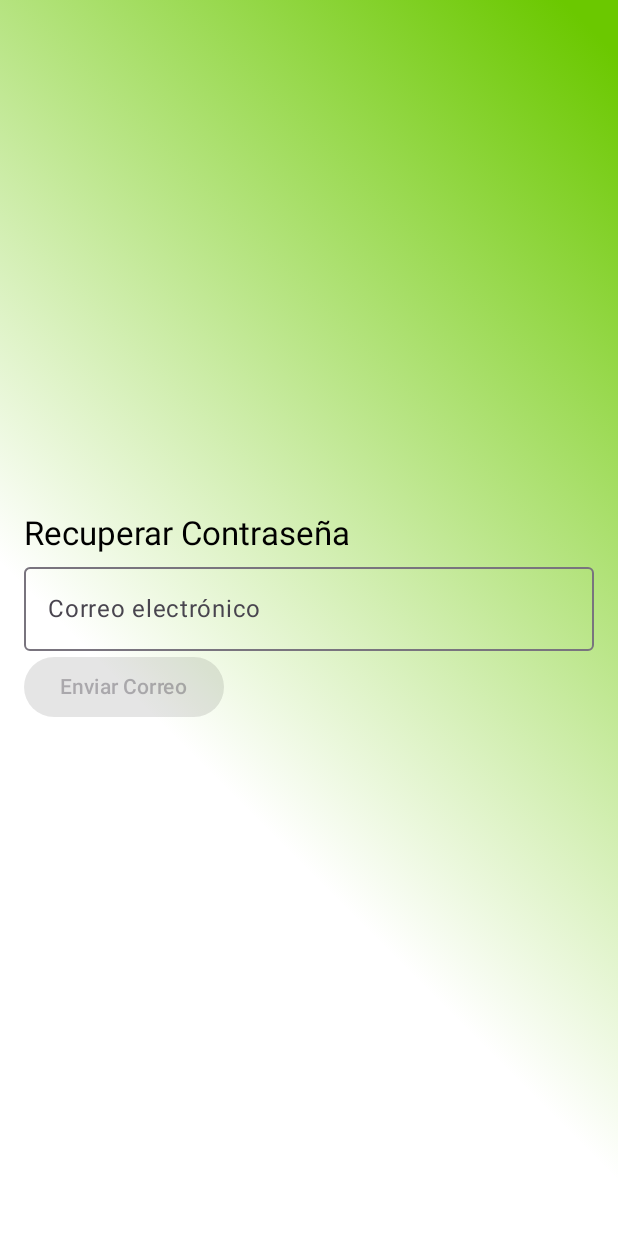
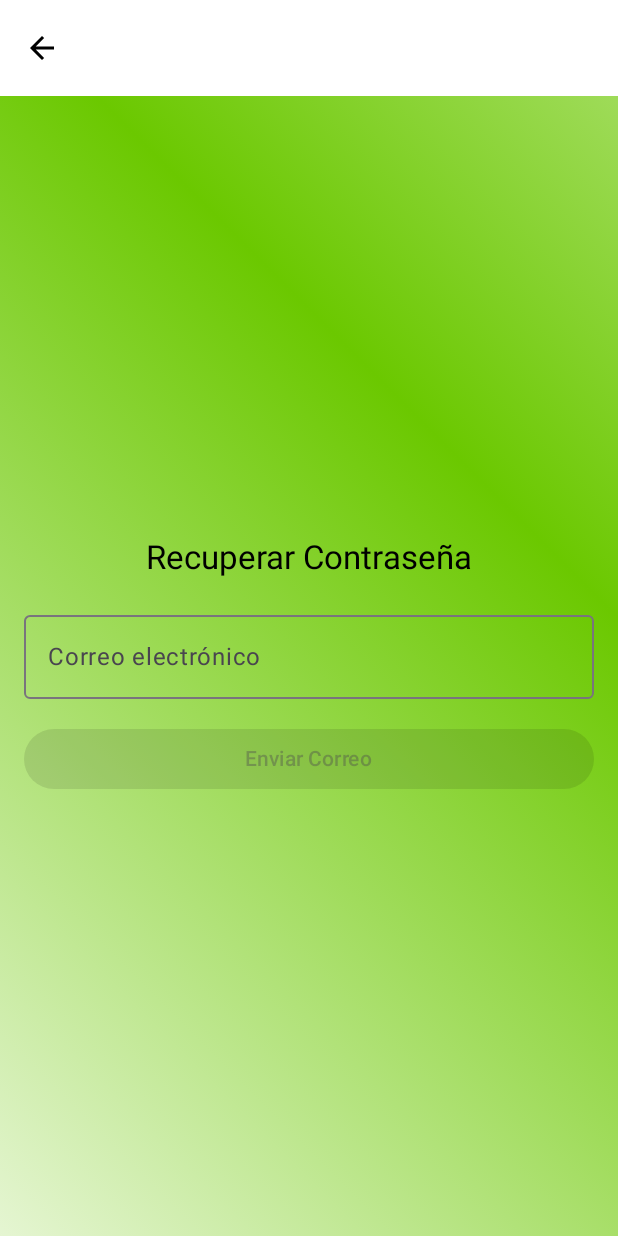
Before and after one commit to proyectogrupolinkia/HealthApp, an Android app built with Jetpack Compose: the PasswordResetScreen screen opened through its navigation route, on a phone screen of 412 x 824 dp. Run offline under Robolectric (Android 15) with nearby library versions, the phone set to English and light mode, and no system bars; our stand-ins replace Dagger/Hilt's generated code, Firebase (no records; nobody signed in at launch, a user with empty details on screens opened directly).

Commit message:
Mejoramo passwordscreen

```diff
--- a/app/src/main/java/com/tusalud/healthapp/presentation/reset/PasswordResetScreen.kt
+++ b/app/src/main/java/com/tusalud/healthapp/presentation/reset/PasswordResetScreen.kt
@@ -1,30 +1,16 @@
 package com.tusalud.healthapp.presentation.reset
 
 import androidx.compose.animation.AnimatedVisibility
-import androidx.compose.animation.core.LinearEasing
-import androidx.compose.animation.core.RepeatMode
-import androidx.compose.animation.core.animateFloatAsState
-import androidx.compose.animation.core.infiniteRepeatable
-import androidx.compose.animation.core.tween
+import androidx.compose.animation.core.*
 import androidx.compose.animation.fadeIn
 import androidx.compose.animation.slideInVertically
 import androidx.compose.foundation.background
-import androidx.compose.foundation.layout.Box
-import androidx.compose.foundation.layout.BoxScope
-import androidx.compose.foundation.layout.Column
-import androidx.compose.foundation.layout.fillMaxSize
-import androidx.compose.foundation.layout.fillMaxWidth
-import androidx.compose.foundation.layout.padding
-import androidx.compose.material3.Button
-import androidx.compose.material3.MaterialTheme
-import androidx.compose.material3.OutlinedTextField
-import androidx.compose.material3.Text
-import androidx.compose.material3.TextField
-import androidx.compose.runtime.Composable
-import androidx.compose.runtime.getValue
-import androidx.compose.runtime.mutableStateOf
-import androidx.compose.runtime.remember
-import androidx.compose.runtime.setValue
+import androidx.compose.foundation.layout.*
+import androidx.compose.foundation.text.KeyboardOptions
+import androidx.compose.material3.*
+import androidx.compose.material.icons.Icons
+import androidx.compose.material.icons.filled.ArrowBack
+import androidx.compose.runtime.*
 import androidx.compose.ui.Alignment
 import androidx.compose.ui.Modifier
 import androidx.compose.ui.geometry.Offset
@@ -33,33 +19,55 @@ import androidx.compose.ui.graphics.Color
 import androidx.compose.ui.unit.dp
 import androidx.compose.ui.unit.sp
 import androidx.hilt.navigation.compose.hiltViewModel
-import androidx.navigation.NavController
 import androidx.navigation.NavHostController
-import com.tusalud.healthapp.presentation.login.AnimatedGradientBackground
 import com.tusalud.healthapp.presentation.login.LoginViewModel
 
+@OptIn(ExperimentalMaterial3Api::class)
 @Composable
 fun PasswordResetScreen(navController: NavHostController, viewModel: LoginViewModel = hiltViewModel()) {
-    var correo by remember { mutableStateOf("") }
+    Scaffold(
+        topBar = {
+            TopAppBar(
+                title = {},
+                navigationIcon = {
+                    IconButton(onClick = { navController.popBackStack() }) {
+                        Icon(Icons.Default.ArrowBack, contentDescription = "Volver")
+                    }
+                }
+            )
+        }
+    ) { padding ->
         AnimatedGradientBackground {
             AnimatedVisibility(
                 visible = true,
                 enter = fadeIn() + slideInVertically(initialOffsetY = { it / 2 })
             ) {
-            Box(modifier = Modifier.fillMaxSize(),
-                contentAlignment = Alignment.Center // Centra el contenido
-            ){
-                Column(Modifier.padding(16.dp)) {
-                    Text("Recuperar Contraseña", style = MaterialTheme.typography.titleLarge)
+                Box(
+                    modifier = Modifier
+                        .fillMaxSize()
+                        .padding(padding)
+                        .padding(16.dp),
+                    contentAlignment = Alignment.Center
+                ) {
+                    Column(horizontalAlignment = Alignment.CenterHorizontally) {
+                        Text(
+                            "Recuperar Contraseña",
+                            style = MaterialTheme.typography.titleLarge,
+                            modifier = Modifier.padding(bottom = 16.dp)
+                        )
+
                         OutlinedTextField(
                             value = viewModel.email,
                             onValueChange = { viewModel.email = it },
                             label = { Text("Correo electrónico") },
+                            isError = viewModel.email.isNotBlank() && !viewModel.isEmailValid(viewModel.email),
+                            keyboardOptions = KeyboardOptions.Default,
                             modifier = Modifier.fillMaxWidth(),
                             enabled = !viewModel.loading
                         )
+
                         if (!viewModel.isEmailValid(viewModel.email) && viewModel.email.isNotEmpty()) {
-                        Text("Correo no válido", color = Color.Red, fontSize=12.sp)
+                            Text("Correo no válido", color = Color.Red, fontSize = 12.sp)
                         }
 
                         Button(
@@ -68,12 +76,18 @@ fun PasswordResetScreen(navController: NavHostController, viewModel: LoginViewMo
                                     navController.popBackStack()
                                 }
                             },
-                        enabled = viewModel.isEmailValid(viewModel.email)
+                            enabled = viewModel.isEmailValid(viewModel.email),
+                            modifier = Modifier
+                                .fillMaxWidth()
+                                .padding(top = 16.dp)
                         ) {
                             Text("Enviar Correo")
                         }
+
                         viewModel.error?.let {
-                        Text(text = it, color = Color.Red)
+                            Text(text = it, color = Color.Red, modifier = Modifier.padding(top = 8.dp))
+                        }
+                    }
                 }
             }
         }
@@ -87,7 +101,7 @@ fun PasswordResetScreen(navController: NavHostController, viewModel: LoginViewMo
         animationSpec = infiniteRepeatable(
             tween(15000, easing = LinearEasing),
             RepeatMode.Reverse
-            )
+        ), label = ""
     )
     Box(
         Modifier
@@ -101,4 +115,3 @@ fun PasswordResetScreen(navController: NavHostController, viewModel: LoginViewMo
             ), content = content
     )
 }
-}
```
Lines whose indentation alone changed are shown as unchanged.
